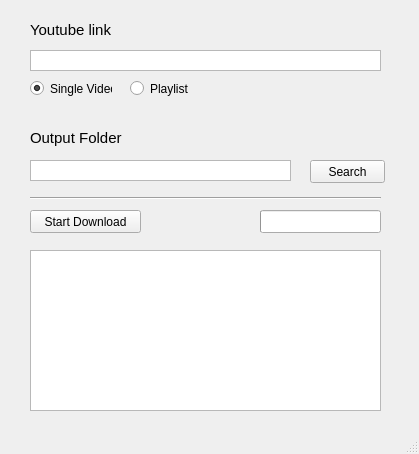
Old version of the form qt_gui.ui in the repository mavaras/YouTube-Downloader.
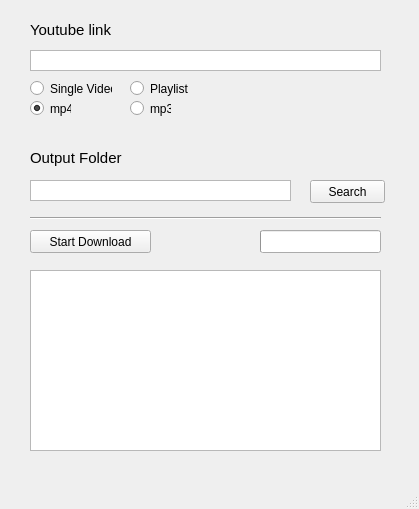
New version of the form. Icons and pictures are not drawn.

Commit message: mp3 support

Patch:
```diff
--- a/qt_gui.ui
+++ b/qt_gui.ui
@@ -10,7 +10,7 @@
     <x>0</x>
     <y>0</y>
     <width>419</width>
-    <height>454</height>
+    <height>509</height>
    </rect>
   </property>
   <property name="windowTitle">
@@ -97,8 +97,8 @@
     <property name="geometry">
      <rect>
       <x>30</x>
-      <y>210</y>
-      <width>111</width>
+      <y>230</y>
+      <width>121</width>
       <height>23</height>
      </rect>
     </property>
@@ -110,7 +110,7 @@
     <property name="geometry">
      <rect>
       <x>30</x>
-      <y>190</y>
+      <y>210</y>
       <width>351</width>
       <height>16</height>
      </rect>
@@ -123,7 +123,7 @@
     <property name="geometry">
      <rect>
       <x>260</x>
-      <y>210</y>
+      <y>230</y>
       <width>121</width>
       <height>23</height>
      </rect>
@@ -144,7 +144,7 @@
     <property name="geometry">
      <rect>
       <x>310</x>
-      <y>160</y>
+      <y>180</y>
       <width>75</width>
       <height>23</height>
      </rect>
@@ -160,7 +160,7 @@
     <property name="geometry">
      <rect>
       <x>30</x>
-      <y>160</y>
+      <y>180</y>
       <width>261</width>
       <height>21</height>
      </rect>
@@ -179,7 +179,7 @@
     <property name="geometry">
      <rect>
       <x>30</x>
-      <y>130</y>
+      <y>150</y>
       <width>111</width>
       <height>16</height>
      </rect>
@@ -200,9 +200,9 @@
     <property name="geometry">
      <rect>
       <x>30</x>
-      <y>250</y>
+      <y>270</y>
       <width>351</width>
-      <height>161</height>
+      <height>181</height>
      </rect>
     </property>
     <property name="acceptDrops">
@@ -218,6 +218,41 @@
      <bool>true</bool>
     </property>
    </widget>
+   <widget class="QRadioButton" name="rbutton_mp3">
+    <property name="geometry">
+     <rect>
+      <x>130</x>
+      <y>100</y>
+      <width>41</width>
+      <height>17</height>
+     </rect>
+    </property>
+    <property name="text">
+     <string>mp3</string>
+    </property>
+    <property name="autoExclusive">
+     <bool>true</bool>
+    </property>
+   </widget>
+   <widget class="QRadioButton" name="rbutton_mp4">
+    <property name="geometry">
+     <rect>
+      <x>30</x>
+      <y>100</y>
+      <width>41</width>
+      <height>17</height>
+     </rect>
+    </property>
+    <property name="text">
+     <string>mp4</string>
+    </property>
+    <property name="checked">
+     <bool>true</bool>
+    </property>
+    <property name="autoExclusive">
+     <bool>true</bool>
+    </property>
+   </widget>
   </widget>
   <widget class="QMenuBar" name="menubar">
    <property name="geometry">
```
Left out of the diff: 8 changed lines with no effect on the pictures. The commit also changes 2 other files.
